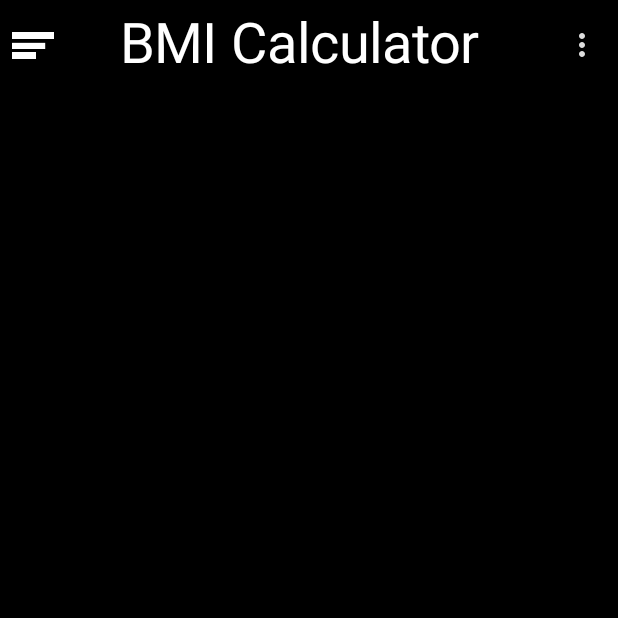
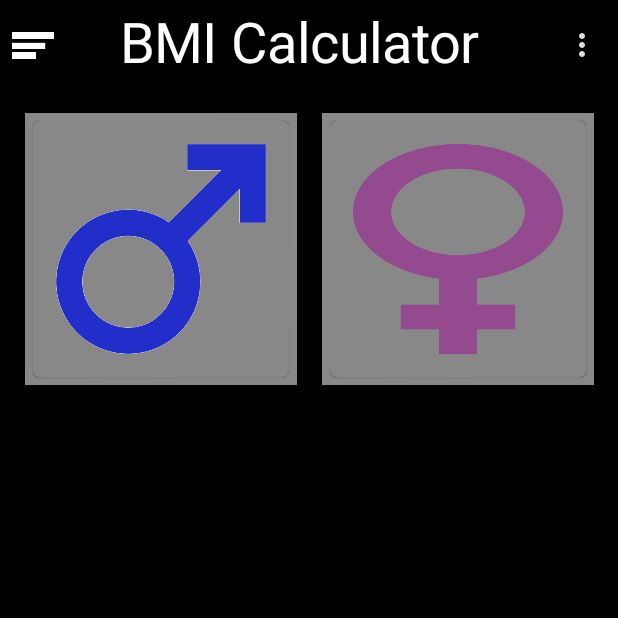
Before and after one commit to Sujoy-2811/BMI_Calculator, an Android app built with Jetpack Compose: the screen it shows after launch (MainActivity), on a phone screen of 412 x 824 dp, the top half of it. Run offline under Robolectric (Android 15) with nearby library versions, the phone set to English and light mode, and no system bars; our stand-ins replace Dagger/Hilt's generated code.

Commit message:
gender selection feature is added

```diff
--- /dev/null
+++ b/app/src/main/java/com/sj/bmicalculator/model/data.kt
@@ -0,0 +1,14 @@
+package com.sj.bmicalculator.model
+
+import androidx.compose.runtime.MutableState
+import androidx.compose.runtime.mutableStateListOf
+import androidx.compose.runtime.mutableStateOf
+import com.sj.bmicalculator.R
+import java.util.*
+
+class data {
+    var gender : MutableState<List<data>> = mutableStateOf(ArrayList())
+    val male = model(isMale = true, image = R.drawable.ic_male , mutableStateOf(value = false))
+    var female = model(isMale = false, image = R.drawable.ic_female,mutableStateOf(value = false))
+    var members :MutableState<List<model>> = mutableStateOf(mutableStateListOf(male , female))
+}
--- /dev/null
+++ b/app/src/main/java/com/sj/bmicalculator/model/model.kt
@@ -0,0 +1,9 @@
+package com.sj.bmicalculator.model
+
+import androidx.compose.runtime.MutableState
+
+data class model (
+    val isMale:Boolean,
+    val image : Int,
+    var selected : MutableState<Boolean>
+)
--- a/app/src/main/java/com/sj/bmicalculator/presentation/components/Gender.kt
+++ b/app/src/main/java/com/sj/bmicalculator/presentation/components/Gender.kt
@@ -1,22 +1,61 @@
 package com.sj.bmicalculator.presentation.components
 
-import androidx.compose.foundation.background
-import androidx.compose.foundation.layout.Box
-import androidx.compose.foundation.layout.fillMaxWidth
-import androidx.compose.foundation.layout.height
+import android.util.Log
+import androidx.compose.foundation.*
+import androidx.compose.foundation.layout.*
+import androidx.compose.material.Card
+import androidx.compose.material.IconButton
 import androidx.compose.material.MaterialTheme
+import androidx.compose.material.Surface
 import androidx.compose.runtime.Composable
+import androidx.compose.ui.Alignment
 import androidx.compose.ui.Modifier
-import androidx.compose.ui.tooling.preview.Preview
+import androidx.compose.ui.graphics.Color
+import androidx.compose.ui.graphics.ImageBitmap
+import androidx.compose.ui.layout.ContentScale
+import androidx.compose.ui.res.imageResource
 import androidx.compose.ui.unit.dp
+import com.sj.bmicalculator.R
+import com.sj.bmicalculator.model.model
+import com.sj.bmicalculator.presentation.theme.Blue900
 
-@Preview
 @Composable
-fun Gender() {
-    Box(modifier = Modifier.fillMaxWidth()
-        .height(250.dp)
-        .background(color = MaterialTheme.colors.secondary)
-    ){
+fun Gender(
+    members : List<model>,
+    gender : (Boolean) -> Unit
+) {
+    Row(
+        modifier = Modifier
+            .fillMaxWidth()
+            .padding(8.dp),
+        horizontalArrangement = Arrangement.SpaceAround
+    ) {
+        for (member in members){
+            Card(modifier = Modifier
+                .clickable {
+                    gender(member.isMale)
+                    Log.d("Sujay", "${ member.isMale }")
+                }
+                .background(color = if (member.selected.value) Color.Green else MaterialTheme.colors.onSurface)
+                .padding(5.dp)
+
+            ) {
+                Row(modifier = Modifier
+                    .background(color = MaterialTheme.colors.onSurface)
+                    .padding(15.dp)
+
+                ) {
+                    Image(bitmap = ImageBitmap.imageResource(id = member.image), contentDescription =null,
+                        modifier = Modifier
+                            .height(140.dp)
+                            .width(140.dp)
+                            .background(color = MaterialTheme.colors.onSurface),
+                    )
+
+                }
+
+            }
+        }
 
     }
 }
--- a/app/src/main/java/com/sj/bmicalculator/presentation/theme/Theme.kt
+++ b/app/src/main/java/com/sj/bmicalculator/presentation/theme/Theme.kt
@@ -46,7 +46,7 @@ private val DarkThemeColors = darkColors(
     background = Color.Black,
     onBackground = Color.White,
     surface = Black1,
-    onSurface = Color.White,
+    onSurface = Color.Gray,
 )
 
 @Composable
--- a/app/src/main/java/com/sj/bmicalculator/presentation/ui/home/CalculatorFragment.kt
+++ b/app/src/main/java/com/sj/bmicalculator/presentation/ui/home/CalculatorFragment.kt
@@ -18,7 +18,9 @@ import androidx.fragment.app.Fragment
 import androidx.fragment.app.viewModels
 import com.sj.bmicalculator.BaseActivity
 import com.sj.bmicalculator.R
+import com.sj.bmicalculator.model.data
 import com.sj.bmicalculator.presentation.components.AppBar
+import com.sj.bmicalculator.presentation.components.Gender
 import com.sj.bmicalculator.presentation.theme.appTheme
 import dagger.hilt.android.AndroidEntryPoint
 import javax.inject.Inject
@@ -38,6 +40,10 @@ class CalculatorFragment:Fragment() {
 
         return ComposeView(requireContext()).apply {
             setContent {
+
+                val members = viewModel.members
+
+
                 appTheme(isDark = application.isDarkTheme.value) {
                     Scaffold(
                         topBar = { AppBar(themeChange = application::changeTheme, image = image) },
@@ -54,6 +60,8 @@ class CalculatorFragment:Fragment() {
                         Column( modifier = Modifier.fillMaxSize()
                         ) {
 
+                            Gender(members = members , gender = viewModel::genderSelection)
+
                         }
 
                     }
```
Also changed, not shown: app/src/main/java/com/sj/bmicalculator/presentation/ui/home/CalculatorViewModel.kt (+12 -0 lines), app/src/main/res/drawable/ic_female.png (added), app/src/main/res/drawable/ic_male.png (added). Lines whose indentation alone changed are shown as unchanged.
